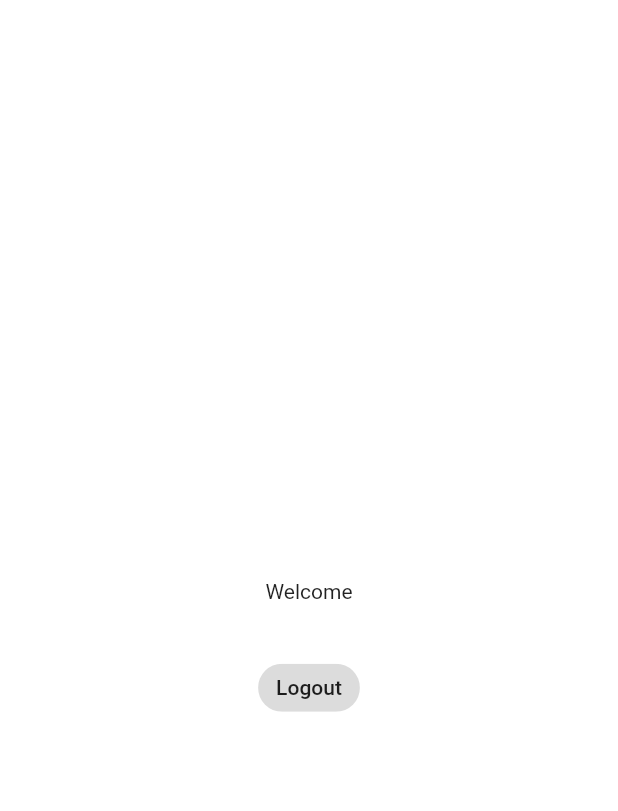
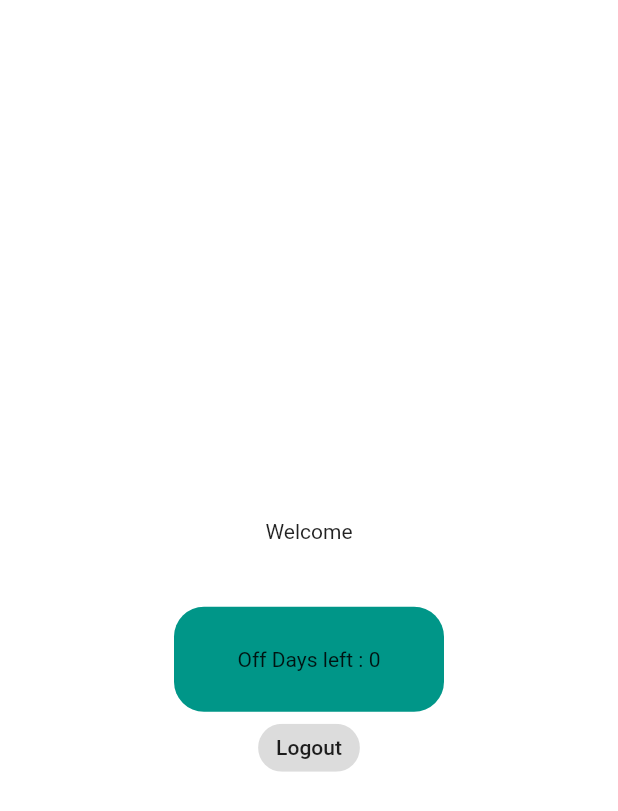
Before and after one commit to Zeyrin/schedule-tracking, a Flutter app: the ProfileScreen screen opened directly, on a phone screen of 412 x 824 dp. Shown: the top 811 px of the screen. Run offline on Flutter 3.47's test engine with Material 2 defaults, Android fonts, the phone set to English and light mode, and no system bars; our stand-ins replace cloud_firestore, firebase_auth, firebase_core, firebase_storage, fluttertoast, google_sign_in and 1 more; accounts and stored records are empty.

Commit message:
Dyas off user and manager ui

```diff
--- a/mobile/lib/screens/manager/profile_screen_manager.dart
+++ b/mobile/lib/screens/manager/profile_screen_manager.dart
@@ -49,7 +49,7 @@ class _ProfileScreenManagerState extends State<ProfileScreenManager> {
               width: 150,
             ),
             SimpleContainer(
-              child: Text("Username: Benjamin"),
+              child: Text("Manager: " + loggedInUser.manager.toString()),
               height: 70,
               width: 150,
             ),
--- a/mobile/lib/screens/user/profile_screen_user.dart
+++ b/mobile/lib/screens/user/profile_screen_user.dart
@@ -3,6 +3,7 @@ import 'package:firebase_auth/firebase_auth.dart';
 import 'package:flutter/material.dart';
 import 'package:schedule_tracking/models/user_model.dart';
 import 'package:schedule_tracking/screens/login_screen.dart';
+import 'package:schedule_tracking/widget/container_widget.dart';
 
 class ProfileScreen extends StatefulWidget {
   ProfileScreen({
@@ -71,6 +72,12 @@ class _ProfileScreenState extends State<ProfileScreen> {
                   Text("Welcome"),
                   Text("${loggedInUser.firstName}"),
                   Text("${loggedInUser.secondName}"),
+                  SimpleContainer(
+                    child:
+                        Text("Off Days left : " + loggedInUser.days.toString()),
+                    height: 70,
+                    width: 180,
+                  ),
                   ActionChip(
                       label: Text("Logout"),
                       onPressed: () {
```
